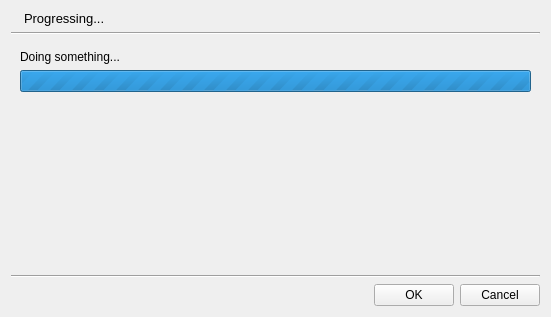
maidsafe-archive/MaidSafe-Encrypt, file src/qt/ui/progress.ui: the form before one commit.
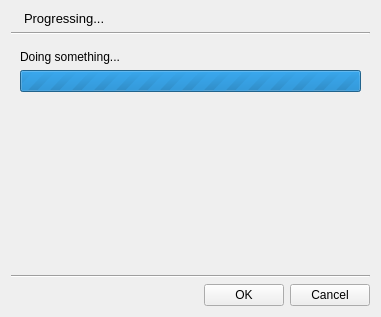
The form after the commit. Icons and pictures are not drawn.

Patch:
```diff
--- a/src/qt/ui/progress.ui
+++ b/src/qt/ui/progress.ui
@@ -6,7 +6,7 @@
    <rect>
     <x>0</x>
     <y>0</y>
-    <width>551</width>
+    <width>381</width>
     <height>317</height>
    </rect>
   </property>
```
Left out of the diff: 1 changed line with no effect on the pictures.
